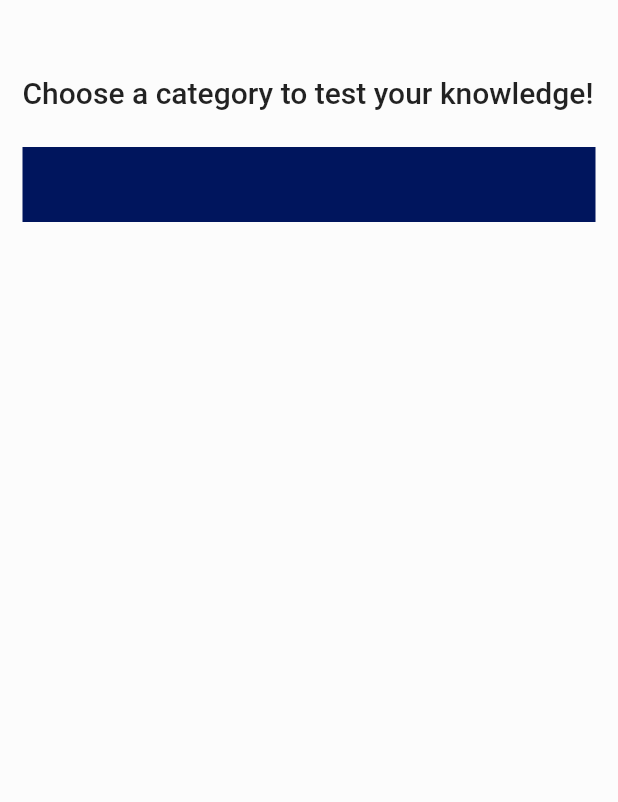
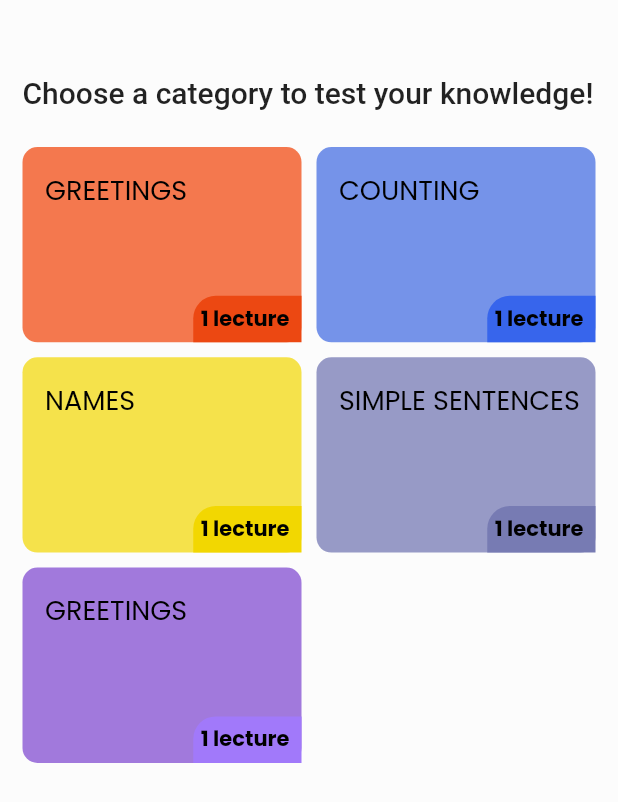
Before and after one commit to matthewmoyongho/IgboLingo-App, a Flutter app: the QuizScreen screen opened directly, on a phone screen of 412 x 824 dp. Shown: the top 802 px of the screen. Run offline on Flutter 3.47's test engine with Material 2 defaults, Android fonts, the light colour scheme and no system bars; our stand-ins replace bloc, chewie, cloud_firestore, equatable, firebase_auth, firebase_core and 4 more; accounts and stored records are empty.

Commit message:
Quiz feature Still

```diff
--- a/lib/presentation/screens/quiz_screen.dart
+++ b/lib/presentation/screens/quiz_screen.dart
@@ -1,7 +1,8 @@
 import 'package:flutter/material.dart';
 import 'package:google_fonts/google_fonts.dart';
 import 'package:igbo_lang_tutor/core/constants.dart';
-import 'package:igbo_lang_tutor/presentation/screens/questions_screen.dart';
+
+import '../widgets/lecture_tile.dart';
 
 class QuizScreen extends StatefulWidget {
   const QuizScreen({
@@ -31,15 +32,55 @@ class _QuizState extends State<QuizScreen> {
             const SizedBox(
               height: 25,
             ),
-            GestureDetector(
-              onTap: () => Navigator.of(context).push(
-                  MaterialPageRoute(builder: (context) => QuestionsScreen())),
-              child: Container(
-                height: 50,
-                width: double.infinity,
-                color: kPrimaryColor,
+            // GestureDetector(
+            //   onTap: () => Navigator.of(context).push(
+            //       MaterialPageRoute(builder: (context) => QuestionsScreen())),
+            //   child: Container(
+            //     height: 50,
+            //     width: double.infinity,
+            //     color: kPrimaryColor,
+            //   ),
+            // ),
+            Expanded(
+              child: GridView.count(
+                crossAxisCount: 2,
+                mainAxisSpacing: 10,
+                crossAxisSpacing: 10,
+                childAspectRatio: 5 / 3.5,
+                children: [
+                  LectureTile(
+                    text: 'Greetings',
+                    color: Color(0XFFF4784E),
+                    secondColor: Color(0XFFEC4812),
+                    numberOfCourses: 1,
+                  ),
+                  LectureTile(
+                    text: 'Counting',
+                    color: Color(0XFF7593E9),
+                    secondColor: Color(0XFF3765EC),
+                    numberOfCourses: 1,
+                  ),
+                  LectureTile(
+                    text: 'Names',
+                    color: Color(0XFFF5E24B),
+                    secondColor: Color(0XFFF2D701),
+                    numberOfCourses: 1,
+                  ),
+                  LectureTile(
+                    text: 'Simple Sentences',
+                    color: Color(0XFF979AC6),
+                    secondColor: Color(0XFF777BB3),
+                    numberOfCourses: 1,
+                  ),
+                  LectureTile(
+                    text: 'Greetings',
+                    color: Color(0XFFA179DC),
+                    secondColor: Color(0XFFA179DC).withBlue(250),
+                    numberOfCourses: 1,
+                  ),
+                ],
               ),
-            )
+            ),
           ],
         ),
       ),
```
Also changed, not shown: lib/presentation/widgets/answer.dart (added).
